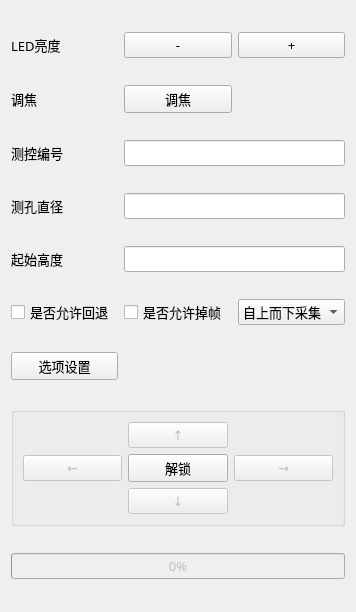
First picture: the form in config.ui, repository suisiyuan/IDT_Capture, before the edit.
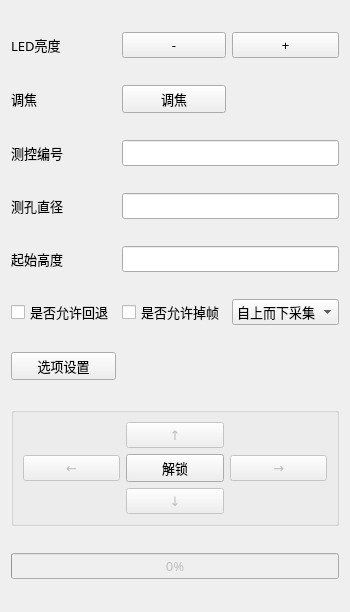
Second picture: the form after the edit.

Diff of the .ui file:
```diff
--- a/config.ui
+++ b/config.ui
@@ -6,10 +6,16 @@
    <rect>
     <x>0</x>
     <y>0</y>
-    <width>356</width>
+    <width>350</width>
     <height>612</height>
    </rect>
   </property>
+  <property name="minimumSize">
+   <size>
+    <width>0</width>
+    <height>0</height>
+   </size>
+  </property>
   <property name="font">
    <font>
     <family>微软雅黑</family>
```
